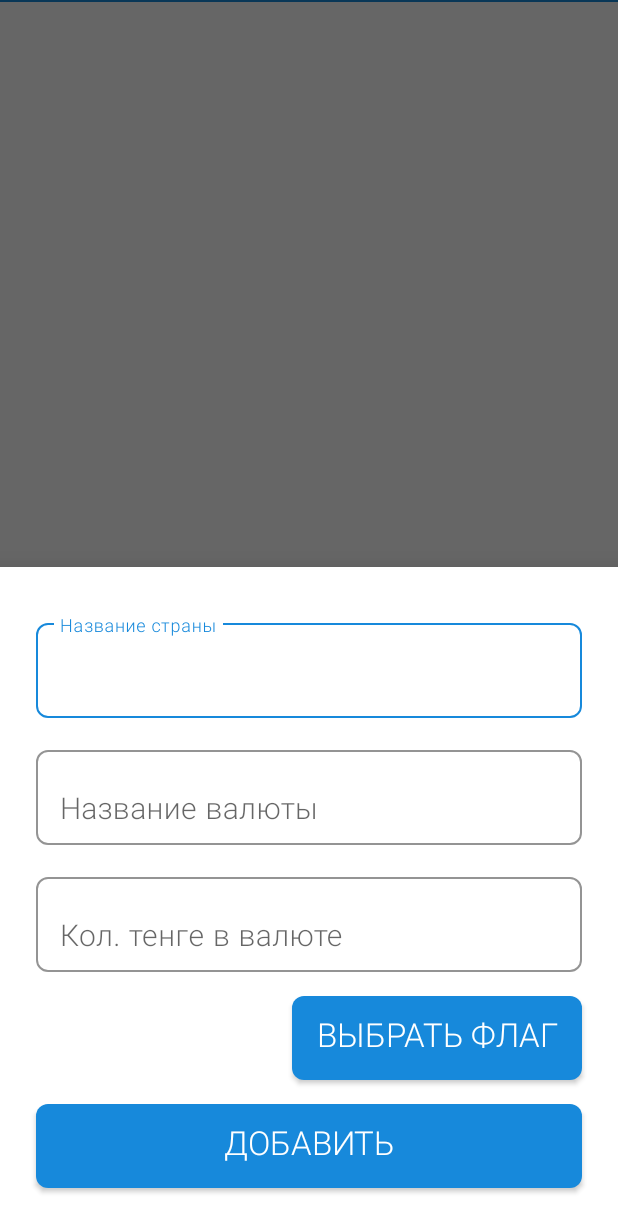
After one commit to krymov-d/HW_10.5, an Android app: the fragment BSDConvertor placed in its activity, on a phone screen of 412 x 824 dp. The commit adds this screen. Shown: the top 1232 px of the screen. Run offline under Robolectric (Android 15) with nearby library versions, the phone set to English and light mode, and no system bars.

Commit message:
BSD Converter creates a new currency, but does not add to RV

```diff
--- /dev/null
+++ b/app/src/main/java/kz/kd/hw_105/BSDConvertor.kt
@@ -0,0 +1,91 @@
+package kz.kd.hw_105
+
+import android.app.Dialog
+import android.os.Bundle
+import android.view.LayoutInflater
+import android.view.View
+import android.view.ViewGroup
+import android.widget.Button
+import android.widget.FrameLayout
+import android.widget.Toast
+import com.google.android.material.bottomsheet.BottomSheetBehavior
+import com.google.android.material.bottomsheet.BottomSheetDialog
+import com.google.android.material.bottomsheet.BottomSheetDialogFragment
+import com.google.android.material.textfield.TextInputEditText
+
+class BSDConvertor : BottomSheetDialogFragment() {
+
+    override fun onCreateView(
+        inflater: LayoutInflater,
+        container: ViewGroup?,
+        savedInstanceState: Bundle?
+    ): View? = inflater.inflate(R.layout.bsd_convertor, container, false)
+
+    override fun onViewCreated(view: View, savedInstanceState: Bundle?) {
+        super.onViewCreated(view, savedInstanceState)
+
+        val newCurrency = Currency(
+            amount = "0",
+            flag = 0,
+            country = "Hello",
+            currencyName = "0"
+        )
+
+        val newCurrencyCountry =
+            view.findViewById<TextInputEditText>(R.id.bsd_convertor_et_currency_country)
+        val newCurrencyName =
+            view.findViewById<TextInputEditText>(R.id.bsd_convertor_et_currency_name)
+        val newCurrencyAmount =
+            view.findViewById<TextInputEditText>(R.id.bsd_convertor_et_currency_amount)
+        val btnFlag = view.findViewById<Button>(R.id.bsd_convertor_btn_flag)
+        val btnAdd = view.findViewById<Button>(R.id.bsd_convertor_btn_add)
+
+        btnFlag.setOnClickListener {
+            newCurrency.country = newCurrencyCountry.text.toString()
+            newCurrency.currencyName = newCurrencyName.text.toString()
+            newCurrency.amount = newCurrencyAmount.text.toString()
+            when (newCurrency.country) {
+                getString(R.string.kz) -> {
+                    newCurrency.flag = R.drawable.ic_kz
+                }
+                getString(R.string.usa) -> {
+                    newCurrency.flag = R.drawable.ic_usa
+                }
+                getString(R.string.tr) -> {
+                    newCurrency.flag = R.drawable.ic_tr
+                }
+                getString(R.string.eu) -> {
+                    newCurrency.flag = R.drawable.ic_eu
+                }
+                getString(R.string.rus) -> {
+                    newCurrency.flag = R.drawable.ic_rus
+                }
+                else -> Toast.makeText(
+                    context,
+                    "The country name is not recognized",
+                    Toast.LENGTH_SHORT
+                ).show()
+            }
+        }
+
+        btnAdd.setOnClickListener {
+            dismiss()
+        }
+    }
+
+    override fun onCreateDialog(savedInstanceState: Bundle?): Dialog {
+        val dialog = super.onCreateDialog(savedInstanceState) as BottomSheetDialog
+        dialog.setOnShowListener { dialogInterface ->
+            val dialogView = dialogInterface as BottomSheetDialog
+            val bottomSheet =
+                dialogView.findViewById<View>(com.google.android.material.R.id.design_bottom_sheet) as? FrameLayout?
+            bottomSheet?.let {
+                val behavior = BottomSheetBehavior.from(bottomSheet)
+                behavior.state = BottomSheetBehavior.STATE_EXPANDED //Раскрыт
+                behavior.isDraggable = true //Можно двигать вверх и вниз
+                isCancelable = true //Можно закрывать кнопкой back
+            }
+        }
+        return dialog
+    }
+}
--- a/app/src/main/java/kz/kd/hw_105/Currency.kt
+++ b/app/src/main/java/kz/kd/hw_105/Currency.kt
@@ -1,8 +1,8 @@
 package kz.kd.hw_105
 
 data class Currency(
-    val amount: String = "",
-    val flag: Int,
-    val country: String,
-    val currencyName: String
+    var amount: String = "",
+    var flag: Int,
+    var country: String,
+    var currencyName: String
 )
--- a/app/src/main/java/kz/kd/hw_105/CurrencyAdapter.kt
+++ b/app/src/main/java/kz/kd/hw_105/CurrencyAdapter.kt
@@ -51,7 +51,6 @@ class CurrencyAdapter(
             val btnAdd: Button = holder.itemView.findViewById(R.id.btn_add)
             btnAdd.setOnClickListener {
                 listener.bntAddClicked()
-                newCurrencyAdded(position)
             }
         }
     }
--- a/app/src/main/java/kz/kd/hw_105/FragmentConvertor.kt
+++ b/app/src/main/java/kz/kd/hw_105/FragmentConvertor.kt
@@ -54,6 +54,7 @@ class FragmentConvertor : Fragment(R.layout.fragment_convertor) {
             CurrencyAdapter(layoutInflater, object : CurrencyAdapter.BtnAddClickListener {
                 override fun bntAddClicked() {
                     currencyLayoutManager.scrollToPosition(currencyAdapter.itemCount)
+                    BSDConvertor().show(childFragmentManager, null)
                 }
             })
         currencyLayoutManager = LinearLayoutManager(context, LinearLayoutManager.VERTICAL, false)
--- /dev/null
+++ b/app/src/main/res/drawable/btn_bg_bsd_convertor.xml
@@ -0,0 +1,6 @@
+<?xml version="1.0" encoding="utf-8"?>
+<shape xmlns:android="http://schemas.android.com/apk/res/android"
+    android:shape="rectangle">
+    <solid android:color="@color/btn_bg_blue" />
+    <corners android:radius="8dp" />
+</shape>
--- /dev/null
+++ b/app/src/main/res/layout/bsd_convertor.xml
@@ -0,0 +1,146 @@
+<?xml version="1.0" encoding="utf-8"?>
+<androidx.constraintlayout.widget.ConstraintLayout xmlns:android="http://schemas.android.com/apk/res/android"
+    xmlns:app="http://schemas.android.com/apk/res-auto"
+    android:layout_width="match_parent"
+    android:layout_height="wrap_content">
+
+    <com.google.android.material.textfield.TextInputLayout
+        android:id="@+id/bsd_convertor_currency_country"
+        android:layout_width="match_parent"
+        android:layout_height="wrap_content"
+        android:layout_marginStart="24dp"
+        android:layout_marginTop="32dp"
+        android:layout_marginEnd="24dp"
+        app:boxBackgroundColor="@color/white"
+        app:boxBackgroundMode="outline"
+        app:boxCornerRadiusBottomEnd="8dp"
+        app:boxCornerRadiusBottomStart="8dp"
+        app:boxCornerRadiusTopEnd="8dp"
+        app:boxCornerRadiusTopStart="8dp"
+        app:boxStrokeColor="@color/btn_text_color"
+        app:boxStrokeWidth="1dp"
+        app:boxStrokeWidthFocused="1dp"
+        app:hintTextColor="@color/btn_text_color"
+        app:layout_constraintBottom_toTopOf="@id/bsd_convertor_currency_name"
+        app:layout_constraintEnd_toEndOf="parent"
+        app:layout_constraintStart_toStartOf="parent"
+        app:layout_constraintTop_toTopOf="parent">
+
+        <com.google.android.material.textfield.TextInputEditText
+            android:id="@+id/bsd_convertor_et_currency_country"
+            android:layout_width="match_parent"
+            android:layout_height="wrap_content"
+            android:fontFamily="@font/montserrat_light"
+            android:hint="@string/bsd_convertor_name_country"
+            android:textColor="@color/tv_text_color"
+            android:textSize="20sp" />
+    </com.google.android.material.textfield.TextInputLayout>
+
+    <com.google.android.material.textfield.TextInputLayout
+        android:id="@+id/bsd_convertor_currency_name"
+        android:layout_width="match_parent"
+        android:layout_height="wrap_content"
+        android:layout_marginStart="24dp"
+        android:layout_marginTop="16dp"
+        android:layout_marginEnd="24dp"
+        android:layout_marginBottom="16dp"
+        app:boxBackgroundColor="@color/white"
+        app:boxBackgroundMode="outline"
+        app:boxCornerRadiusBottomEnd="8dp"
+        app:boxCornerRadiusBottomStart="8dp"
+        app:boxCornerRadiusTopEnd="8dp"
+        app:boxCornerRadiusTopStart="8dp"
+        app:boxStrokeColor="@color/btn_text_color"
+        app:boxStrokeWidth="1dp"
+        app:boxStrokeWidthFocused="1dp"
+        app:hintTextColor="@color/btn_text_color"
+        app:layout_constraintBottom_toTopOf="@id/bsd_convertor_currency_amount"
+        app:layout_constraintEnd_toEndOf="parent"
+        app:layout_constraintStart_toStartOf="parent"
+        app:layout_constraintTop_toBottomOf="@id/bsd_convertor_currency_country">
+
+        <com.google.android.material.textfield.TextInputEditText
+            android:id="@+id/bsd_convertor_et_currency_name"
+            android:layout_width="match_parent"
+            android:layout_height="wrap_content"
+            android:fontFamily="@font/montserrat_light"
+            android:hint="@string/bsd_convertor_name_hint"
+            android:textColor="@color/tv_text_color"
+            android:textSize="20sp" />
+    </com.google.android.material.textfield.TextInputLayout>
+
+    <com.google.android.material.textfield.TextInputLayout
+        android:id="@+id/bsd_convertor_currency_amount"
+        android:layout_width="match_parent"
+        android:layout_height="wrap_content"
+        android:layout_marginStart="24dp"
+        android:layout_marginEnd="24dp"
+        app:boxBackgroundColor="@color/white"
+        app:boxBackgroundMode="outline"
+        app:boxCornerRadiusBottomEnd="8dp"
+        app:boxCornerRadiusBottomStart="8dp"
+        app:boxCornerRadiusTopEnd="8dp"
+        app:boxCornerRadiusTopStart="8dp"
+        app:boxStrokeColor="@color/btn_text_color"
+        app:boxStrokeWidth="1dp"
+        app:boxStrokeWidthFocused="1dp"
+        app:hintTextColor="@color/btn_text_color"
+        app:layout_constraintBottom_toTopOf="@id/bsd_convertor_btn_flag"
+        app:layout_constraintEnd_toEndOf="parent"
+        app:layout_constraintStart_toStartOf="parent"
+        app:layout_constraintTop_toBottomOf="@id/bsd_convertor_currency_name">
+
+        <com.google.android.material.textfield.TextInputEditText
+            android:id="@+id/bsd_convertor_et_currency_amount"
+            android:layout_width="match_parent"
+            android:layout_height="wrap_content"
+            android:fontFamily="@font/montserrat_light"
+            android:hint="@string/bsd_convertor_amount_hint"
+            android:textColor="@color/tv_text_color"
+            android:textSize="20sp" />
+    </com.google.android.material.textfield.TextInputLayout>
+
+    <androidx.appcompat.widget.AppCompatButton
+        android:id="@+id/bsd_convertor_btn_flag"
+        android:layout_width="wrap_content"
+        android:layout_height="wrap_content"
+        android:layout_marginTop="16dp"
+        android:layout_marginEnd="24dp"
+        android:background="@drawable/btn_bg_bsd_convertor"
+        android:backgroundTint="@null"
+        android:fontFamily="@font/montserrat_light"
+        android:paddingHorizontal="16dp"
+        android:paddingVertical="12dp"
+        android:text="@string/bsd_convertor_btn_flag"
+        android:textAlignment="center"
+        android:textColor="@color/white"
+        android:textSize="22sp"
+        app:layout_constraintBottom_toTopOf="@id/bsd_convertor_btn_add"
+        app:layout_constraintEnd_toEndOf="parent"
+        app:layout_constraintHorizontal_bias="1"
+        app:layout_constraintStart_toStartOf="parent"
+        app:layout_constraintTop_toBottomOf="@id/bsd_convertor_currency_amount" />
+
+    <androidx.appcompat.widget.AppCompatButton
+        android:id="@+id/bsd_convertor_btn_add"
+        android:layout_width="match_parent"
+        android:layout_height="wrap_content"
+        android:layout_marginStart="24dp"
+        android:layout_marginTop="16dp"
+        android:layout_marginEnd="24dp"
+        android:layout_marginBottom="32dp"
+        android:background="@drawable/btn_bg_bsd_convertor"
+        android:backgroundTint="@null"
+        android:fontFamily="@font/montserrat_light"
+        android:paddingHorizontal="16dp"
+        android:paddingVertical="12dp"
+        android:text="@string/add"
+        android:textAlignment="center"
+        android:textColor="@color/white"
+        android:textSize="22sp"
+        app:layout_constraintBottom_toBottomOf="parent"
+        app:layout_constraintEnd_toEndOf="parent"
+        app:layout_constraintHorizontal_bias="1"
+        app:layout_constraintStart_toStartOf="parent"
+        app:layout_constraintTop_toBottomOf="@id/bsd_convertor_btn_flag" />
+</androidx.constraintlayout.widget.ConstraintLayout>
--- a/app/src/main/res/values/strings.xml
+++ b/app/src/main/res/values/strings.xml
@@ -35,7 +35,6 @@
     <string name="tb_search">Search</string>
     <string name="tb_account">Account</string>
 
-
     <string name="menu_main">Menu Main</string>
     <string name="menu_main_sort">Сортировать по</string>
     <string name="menu_main_reset">Сбросить сортировку</string>
@@ -52,4 +51,8 @@
     <string name="bnv_favorites">Favorites</string>
     <string name="bnv_search">Search</string>
     <string name="bnv_account">Account</string>
+    <string name="bsd_convertor_name_country">Название страны</string>
+    <string name="bsd_convertor_name_hint">Название валюты</string>
+    <string name="bsd_convertor_amount_hint">Кол. тенге в валюте</string>
+    <string name="bsd_convertor_btn_flag">Выбрать флаг</string>
 </resources>
```
